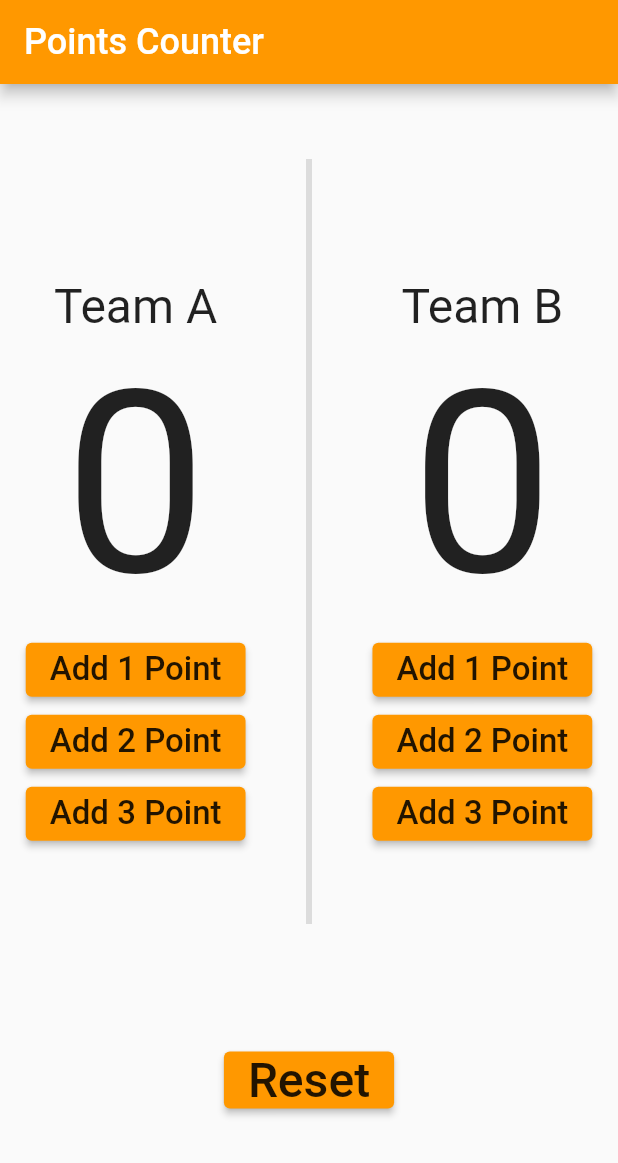
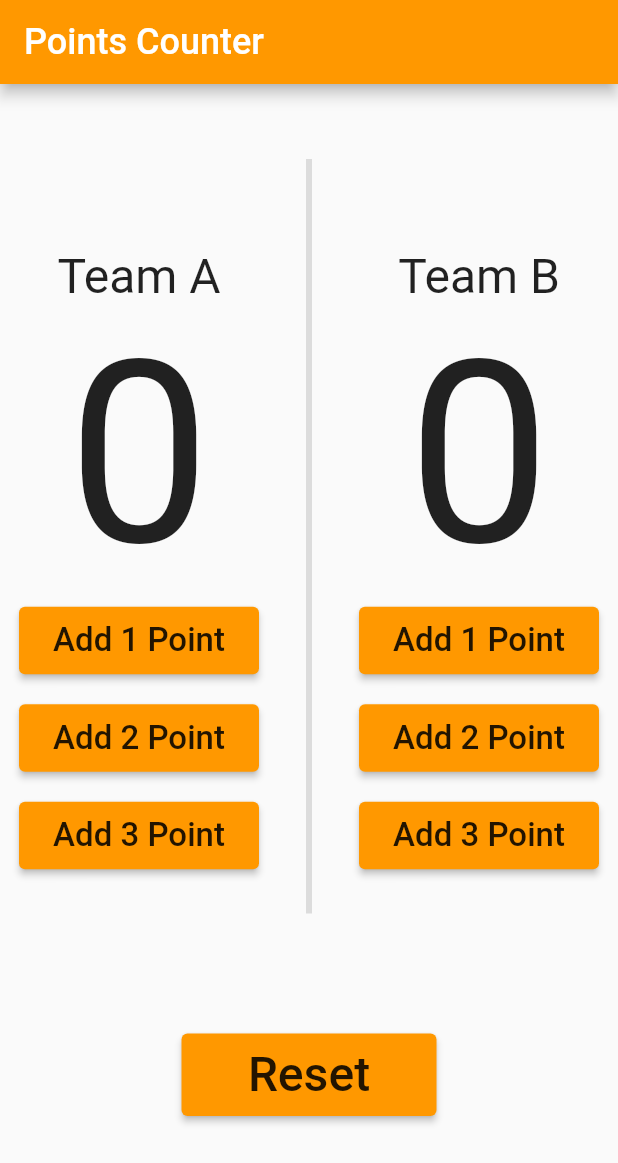
Before and after one commit to AhmedAwadNosir/AMIT_Basket_ball, a Flutter app: the screen it shows after launch, on a phone screen of 412 x 824 dp. Shown: the top 1163 px of the screen. Run offline on Flutter 3.47's test engine with Material 2 defaults, Android fonts, the phone set to English and light mode, and no system bars.

Commit message:
enhancement ui second version of ui

```diff
--- a/lib/main.dart
+++ b/lib/main.dart
@@ -41,7 +41,12 @@ class _Basket_Ball_Counter_AppState extends State<Basket_Ball_Counter_App> {
                         "0",
                         style: TextStyle(fontSize: 170),
                       ),
-                      ElevatedButton(
+                      Padding(
+                        padding: const EdgeInsets.only(top: 2),
+                        child: SizedBox(
+                          height: 45,
+                          width: 160,
+                          child: ElevatedButton(
                             onPressed: () {},
                             style: ElevatedButton.styleFrom(
                               backgroundColor: Colors.orange,
@@ -54,7 +59,14 @@ class _Basket_Ball_Counter_AppState extends State<Basket_Ball_Counter_App> {
                               ),
                             ),
                           ),
-                      ElevatedButton(
+                        ),
+                      ),
+                      Padding(
+                        padding: const EdgeInsets.only(top: 20),
+                        child: SizedBox(
+                          height: 45,
+                          width: 160,
+                          child: ElevatedButton(
                             onPressed: () {},
                             style: ElevatedButton.styleFrom(
                               backgroundColor: Colors.orange,
@@ -67,7 +79,14 @@ class _Basket_Ball_Counter_AppState extends State<Basket_Ball_Counter_App> {
                               ),
                             ),
                           ),
-                      ElevatedButton(
+                        ),
+                      ),
+                      Padding(
+                        padding: const EdgeInsets.only(top: 20),
+                        child: SizedBox(
+                          height: 45,
+                          width: 160,
+                          child: ElevatedButton(
                             onPressed: () {},
                             style: ElevatedButton.styleFrom(
                               backgroundColor: Colors.orange,
@@ -79,7 +98,9 @@ class _Basket_Ball_Counter_AppState extends State<Basket_Ball_Counter_App> {
                                 color: Colors.black87,
                               ),
                             ),
-                      )
+                          ),
+                        ),
+                      ),
                     ],
                   ),
                   const VerticalDivider(
@@ -98,7 +119,12 @@ class _Basket_Ball_Counter_AppState extends State<Basket_Ball_Counter_App> {
                         "0",
                         style: TextStyle(fontSize: 170),
                       ),
-                      ElevatedButton(
+                      Padding(
+                        padding: const EdgeInsets.only(top: 2),
+                        child: SizedBox(
+                          height: 45,
+                          width: 160,
+                          child: ElevatedButton(
                             onPressed: () {},
                             style: ElevatedButton.styleFrom(
                               backgroundColor: Colors.orange,
@@ -111,7 +137,14 @@ class _Basket_Ball_Counter_AppState extends State<Basket_Ball_Counter_App> {
                               ),
                             ),
                           ),
-                      ElevatedButton(
+                        ),
+                      ),
+                      Padding(
+                        padding: const EdgeInsets.only(top: 20),
+                        child: SizedBox(
+                          height: 45,
+                          width: 160,
+                          child: ElevatedButton(
                             onPressed: () {},
                             style: ElevatedButton.styleFrom(
                               backgroundColor: Colors.orange,
@@ -124,7 +157,14 @@ class _Basket_Ball_Counter_AppState extends State<Basket_Ball_Counter_App> {
                               ),
                             ),
                           ),
-                      ElevatedButton(
+                        ),
+                      ),
+                      Padding(
+                        padding: const EdgeInsets.only(top: 20),
+                        child: SizedBox(
+                          height: 45,
+                          width: 160,
+                          child: ElevatedButton(
                             onPressed: () {},
                             style: ElevatedButton.styleFrom(
                               backgroundColor: Colors.orange,
@@ -136,13 +176,18 @@ class _Basket_Ball_Counter_AppState extends State<Basket_Ball_Counter_App> {
                                 color: Colors.black87,
                               ),
                             ),
-                      )
+                          ),
+                        ),
+                      ),
                     ],
-                  )
+                  ),
                 ],
               ),
             ),
-            ElevatedButton(
+            SizedBox(
+              width: 170,
+              height: 55,
+              child: ElevatedButton(
                 onPressed: () {},
                 style: ElevatedButton.styleFrom(
                   backgroundColor: Colors.orange,
@@ -155,6 +200,7 @@ class _Basket_Ball_Counter_AppState extends State<Basket_Ball_Counter_App> {
                   ),
                 ),
               ),
+            ),
             const SizedBox(
               height: 80,
             )
```
Lines whose indentation alone changed are shown as unchanged.
